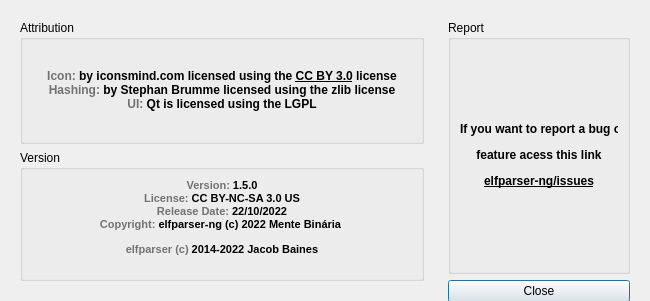
First picture: the form in src/ui/about.ui, repository mentebinaria/elfparser-ng, before the edit.
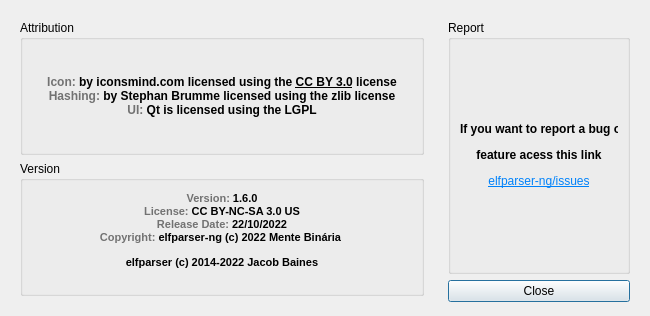
Second picture: the form after the edit.

```diff
--- a/src/ui/about.ui
+++ b/src/ui/about.ui
@@ -7,13 +7,13 @@
     <x>0</x>
     <y>0</y>
     <width>650</width>
-    <height>301</height>
+    <height>316</height>
    </rect>
   </property>
   <property name="minimumSize">
    <size>
     <width>650</width>
-    <height>300</height>
+    <height>316</height>
    </size>
   </property>
   <property name="maximumSize">
@@ -70,8 +70,8 @@
 &lt;html&gt;&lt;head&gt;&lt;meta name=&quot;qrichtext&quot; content=&quot;1&quot; /&gt;&lt;style type=&quot;text/css&quot;&gt;
 p, li { white-space: pre-wrap; }
 &lt;/style&gt;&lt;/head&gt;&lt;body style=&quot; font-family:'Noto Sans CJK JP'; font-size:8pt; font-weight:400; font-style:normal;&quot;&gt;
-&lt;p align=&quot;center&quot; style=&quot; margin-top:12px; margin-bottom:12px; margin-left:0px; margin-right:0px; -qt-block-indent:0; text-indent:0px;&quot;&gt;&lt;span style=&quot; font-family:'Fira Code'; font-weight:600; color:#727272;&quot;&gt;Version:&lt;/span&gt;&lt;span style=&quot; font-family:'Fira Code'; font-weight:600; color:#000000;&quot;&gt; 1.5.0&lt;br /&gt;&lt;/span&gt;&lt;span style=&quot; font-family:'Fira Code'; font-weight:600; color:#727272;&quot;&gt;License:&lt;/span&gt;&lt;span style=&quot; font-family:'Fira Code'; font-weight:600; color:#000000;&quot;&gt; CC BY-NC-SA 3.0 US&lt;br /&gt;&lt;/span&gt;&lt;span style=&quot; font-family:'Fira Code'; font-weight:600; color:#727272;&quot;&gt;Release Date:&lt;/span&gt;&lt;span style=&quot; font-family:'Fira Code'; font-weight:600; color:#000000;&quot;&gt; 22/10/2022&lt;br /&gt;&lt;/span&gt;&lt;span style=&quot; font-family:'Fira Code'; font-weight:600; color:#727272;&quot;&gt;Copyright:&lt;/span&gt;&lt;span style=&quot; font-family:'Fira Code'; font-weight:600; color:#000000;&quot;&gt; elfparser-ng (c) 2022 Mente Binária &lt;/span&gt;&lt;/p&gt;
-&lt;p align=&quot;center&quot; style=&quot; margin-top:12px; margin-bottom:12px; margin-left:0px; margin-right:0px; -qt-block-indent:0; text-indent:0px;&quot;&gt;&lt;span style=&quot; font-family:'Fira Code'; font-weight:600; color:#727272;&quot;&gt;elfparser (c)&lt;/span&gt;&lt;span style=&quot; font-family:'Fira Code'; font-weight:600; color:#000000;&quot;&gt; 2014-2022 Jacob Baines&lt;br /&gt;&lt;/span&gt;&lt;/p&gt;&lt;/body&gt;&lt;/html&gt;</string>
+&lt;p align=&quot;center&quot; style=&quot; margin-top:12px; margin-bottom:12px; margin-left:0px; margin-right:0px; -qt-block-indent:0; text-indent:0px;&quot;&gt;&lt;span style=&quot; font-family:'Fira Code'; font-weight:600; color:#727272;&quot;&gt;Version:&lt;/span&gt;&lt;span style=&quot; font-family:'Fira Code'; font-weight:600; color:#000000;&quot;&gt; 1.6.0&lt;br /&gt;&lt;/span&gt;&lt;span style=&quot; font-family:'Fira Code'; font-weight:600; color:#727272;&quot;&gt;License:&lt;/span&gt;&lt;span style=&quot; font-family:'Fira Code'; font-weight:600; color:#000000;&quot;&gt; CC BY-NC-SA 3.0 US&lt;br /&gt;&lt;/span&gt;&lt;span style=&quot; font-family:'Fira Code'; font-weight:600; color:#727272;&quot;&gt;Release Date:&lt;/span&gt;&lt;span style=&quot; font-family:'Fira Code'; font-weight:600; color:#000000;&quot;&gt; 22/10/2022&lt;br /&gt;&lt;/span&gt;&lt;span style=&quot; font-family:'Fira Code'; font-weight:600; color:#727272;&quot;&gt;Copyright:&lt;/span&gt;&lt;span style=&quot; font-family:'Fira Code'; font-weight:600; color:#000000;&quot;&gt; elfparser-ng (c) 2022 Mente Binária &lt;/span&gt;&lt;/p&gt;
+&lt;p align=&quot;center&quot; style=&quot; margin-top:12px; margin-bottom:12px; margin-left:0px; margin-right:0px; -qt-block-indent:0; text-indent:0px;&quot;&gt;&lt;span style=&quot; font-family:'Fira Code'; font-weight:600; color:#000000;&quot;&gt;elfparser (c) 2014-2022 Jacob Baines&lt;br /&gt;&lt;/span&gt;&lt;/p&gt;&lt;/body&gt;&lt;/html&gt;</string>
            </property>
           </widget>
          </item>
@@ -123,7 +123,7 @@
          <item>
           <widget class="QLabel" name="label">
            <property name="text">
-            <string>&lt;html&gt;&lt;head/&gt;&lt;body&gt;&lt;p align=&quot;center&quot;&gt;&lt;span style=&quot; font-family:'Noto Sans CJK SC'; font-weight:600; color:#000000;&quot;&gt;If you want to report a bug or &lt;/span&gt;&lt;/p&gt;&lt;p align=&quot;center&quot;&gt;&lt;span style=&quot; font-family:'Noto Sans CJK SC'; font-weight:600; color:#000000;&quot;&gt;feature acess this link&lt;/span&gt;&lt;/p&gt;&lt;p align=&quot;center&quot;&gt;&lt;a href=&quot;https://github.com/mentebinaria/elfparser-ng/issues&quot;&gt;&lt;span style=&quot; font-family:'Noto Sans CJK SC'; font-weight:600; text-decoration: underline; color:#000000;&quot;&gt;elfparser-ng/issues&lt;/span&gt;&lt;/a&gt;&lt;/p&gt;&lt;/body&gt;&lt;/html&gt;</string>
+            <string>&lt;html&gt;&lt;head/&gt;&lt;body&gt;&lt;p align=&quot;center&quot;&gt;&lt;span style=&quot; font-family:'Noto Sans CJK SC'; font-weight:600; color:#000000;&quot;&gt;If you want to report a bug or &lt;/span&gt;&lt;/p&gt;&lt;p align=&quot;center&quot;&gt;&lt;span style=&quot; font-family:'Noto Sans CJK SC'; font-weight:600; color:#000000;&quot;&gt;feature acess this link&lt;/span&gt;&lt;/p&gt;&lt;p align=&quot;center&quot;&gt;&lt;a href=&quot;https://github.com/mentebinaria/elfparser-ng/issues&quot;&gt;&lt;span style=&quot; text-decoration: underline; color:#0082fa;&quot;&gt;elfparser-ng/issues&lt;/span&gt;&lt;/a&gt;&lt;/p&gt;&lt;/body&gt;&lt;/html&gt;</string>
            </property>
           </widget>
          </item>
```
